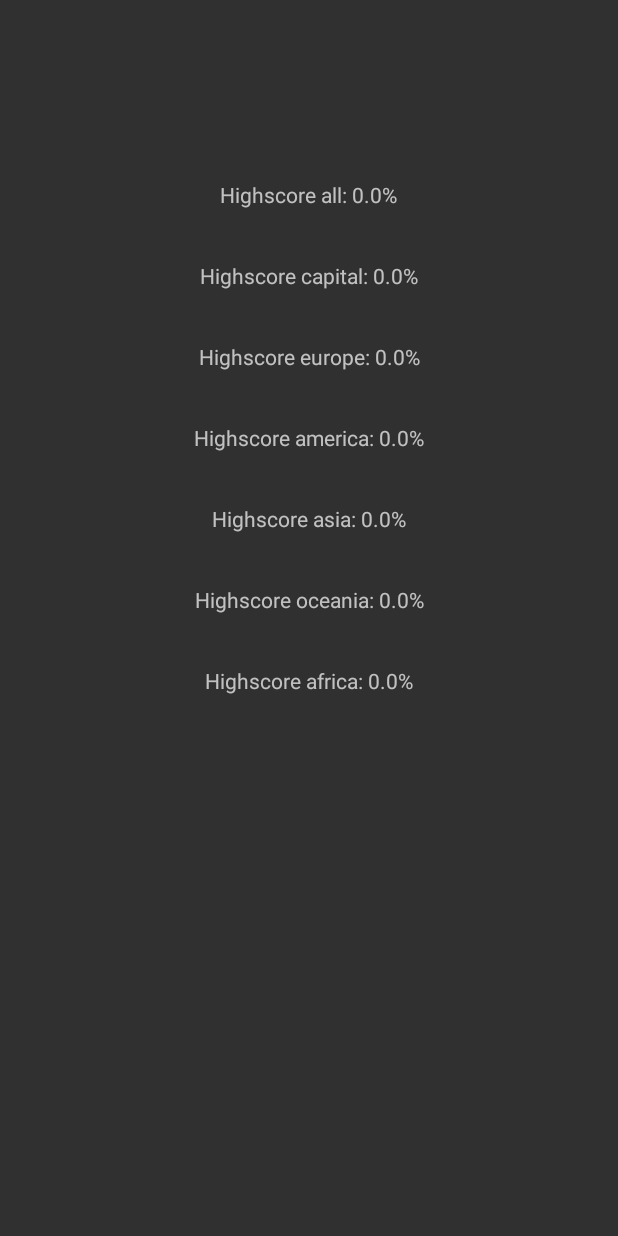
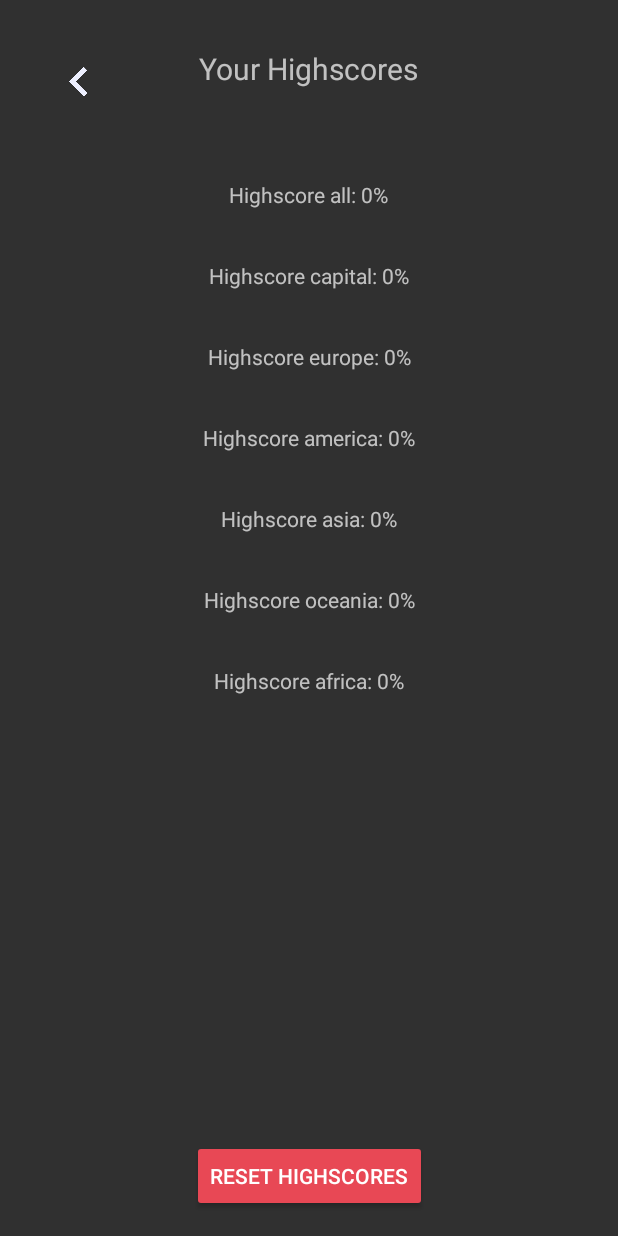
Before and after one commit to Zesshi/Geo.io, an Android app: the highscoresActivity screen opened directly, with no data from a screen before it, on a phone screen of 412 x 824 dp. Run offline under Robolectric (Android 15) with nearby library versions, the phone set to English and light mode, and no system bars.

Commit message:
highscore in int

```diff
--- a/app/src/main/java/net/ictcampus/geoio/GuessTheFlagActivity.java
+++ b/app/src/main/java/net/ictcampus/geoio/GuessTheFlagActivity.java
@@ -198,6 +198,7 @@ public class GuessTheFlagActivity extends AppCompatActivity implements SensorEve
             intent.putExtra("skipped", String.valueOf(skippedQuestion));
             intent.putExtra("numbOfQuestions", String.valueOf(realQuestionNumber));
             intent.putExtra("continent", "all");
+            intent.putExtra("maxNumbOfQuestions", String.valueOf(countries.size()));
             finish();
             startActivity(intent);
         }
--- a/app/src/main/java/net/ictcampus/geoio/highscoresActivity.java
+++ b/app/src/main/java/net/ictcampus/geoio/highscoresActivity.java
@@ -3,11 +3,16 @@ package net.ictcampus.geoio;
 import androidx.appcompat.app.AppCompatActivity;
 
 import android.annotation.SuppressLint;
+import android.app.Activity;
 import android.content.Context;
+import android.content.Intent;
 import android.content.SharedPreferences;
 import android.os.Bundle;
 import android.preference.PreferenceManager;
 import android.util.Log;
+import android.view.View;
+import android.widget.Button;
+import android.widget.ImageView;
 import android.widget.TextView;
 
 import java.util.ArrayList;
@@ -17,6 +22,9 @@ import javax.xml.transform.Result;
 public class highscoresActivity extends AppCompatActivity {
 
     private ArrayList<TextView> mode = new ArrayList<>();
+    private Button resetHighscores, returnImg;
+
+    Context context;
 
     @SuppressLint("SetTextI18n")
     @Override
@@ -24,6 +32,8 @@ public class highscoresActivity extends AppCompatActivity {
         super.onCreate(savedInstanceState);
         setContentView(R.layout.activity_highscores);
 
+        context = this;
+        resetHighscores = (Button) findViewById(R.id.reset);
 
         mode.add((TextView) findViewById(R.id.asia));
         mode.add((TextView) findViewById(R.id.europe));
@@ -32,12 +42,33 @@ public class highscoresActivity extends AppCompatActivity {
         mode.add((TextView) findViewById(R.id.america));
         mode.add((TextView) findViewById(R.id.all));
         mode.add((TextView) findViewById(R.id.capital));
+
         for (TextView textView: mode) {
-            String continent = String.valueOf(textView.getContentDescription());
-
-            float highscore = ResultScreenActivity.getDefaults("highscore"+continent, this);
-            textView.setText("Highscore " + continent + ": " + highscore +"%");
+            String key = "highscore"+ String.valueOf(textView.getContentDescription());
+            int highscore = ResultScreenActivity.getDefaults(key, this);
+            textView.setText("Highscore " + String.valueOf(textView.getContentDescription()) + ": " + highscore +"%");
         }
 
+        resetHighscores.setOnClickListener(new View.OnClickListener() {
+            @Override
+            public void onClick(View v) {
+                for (TextView textView: mode) {
+                    String key = "highscore" + String.valueOf(textView.getContentDescription());
+                    int value = 0;
+                    ResultScreenActivity.setDefaults(key, value, context, "activity");
+                    finish();
+                    startActivity(getIntent());
+                }
+            }
+        });
+
+        ImageView returnImg = (ImageView) findViewById(R.id.returnImage);
+        returnImg.setOnClickListener(new View.OnClickListener() {
+            @Override
+            public void onClick(View v) {
+                Intent intent = new Intent(getApplicationContext(), MainActivity.class);
+                startActivity(intent);
+            }
+        });
     }
 }
--- a/app/src/main/res/layout/activity_highscores.xml
+++ b/app/src/main/res/layout/activity_highscores.xml
@@ -6,12 +6,24 @@
     android:layout_height="match_parent"
     tools:context=".highscoresActivity">
 
+    <androidx.constraintlayout.utils.widget.ImageFilterView
+        android:id="@+id/returnImage"
+        android:layout_width="27dp"
+        android:layout_height="21dp"
+        android:layout_marginStart="40dp"
+        android:layout_marginTop="44dp"
+        app:layout_constraintStart_toStartOf="parent"
+        app:layout_constraintTop_toTopOf="parent"
+        app:srcCompat="@drawable/arrow"
+        tools:srcCompat="@drawable/arrow" />
+
     <TextView
         android:id="@+id/title"
         android:layout_width="wrap_content"
         android:layout_height="34dp"
         android:layout_marginTop="32dp"
-        android:text=""
+        android:text="Your Highscores"
+        android:textSize="20sp"
         app:layout_constraintEnd_toEndOf="parent"
         app:layout_constraintHorizontal_bias="0.498"
         app:layout_constraintStart_toStartOf="parent"
@@ -109,4 +121,16 @@
         app:layout_constraintTop_toBottomOf="@+id/all"
         tools:ignore="MissingConstraints" />
 
+    <Button
+        android:id="@+id/reset"
+        android:layout_width="wrap_content"
+        android:layout_height="wrap_content"
+        android:layout_marginBottom="16dp"
+        android:text="Reset highscores"
+        android:backgroundTint="@color/red"
+        app:layout_constraintBottom_toBottomOf="parent"
+        app:layout_constraintEnd_toEndOf="parent"
+        app:layout_constraintStart_toStartOf="parent"
+        tools:ignore="MissingConstraints" />
+
 </androidx.constraintlayout.widget.ConstraintLayout>
```
Also changed, not shown: app/src/main/java/net/ictcampus/geoio/ResultScreenActivity.java (+24 -18 lines).
